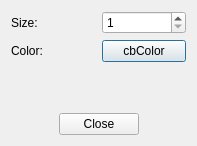
Before: the Qt Designer form utilUI/pointdisplayoptionsdialog.ui in fsoos74/su, drawn with Qt 5.
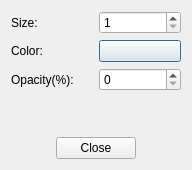
After: the same form once the commit is applied. Custom widgets are drawn as their Qt base class.

Patch:
```diff
--- a/utilUI/pointdisplayoptionsdialog.ui
+++ b/utilUI/pointdisplayoptionsdialog.ui
@@ -6,8 +6,8 @@
    <rect>
     <x>0</x>
     <y>0</y>
-    <width>197</width>
-    <height>146</height>
+    <width>192</width>
+    <height>170</height>
    </rect>
   </property>
   <property name="windowTitle">
@@ -40,7 +40,21 @@
      <item row="1" column="1">
       <widget class="ColorButton" name="cbColor">
        <property name="text">
-        <string>cbColor</string>
+        <string/>
+       </property>
+      </widget>
+     </item>
+     <item row="2" column="0">
+      <widget class="QLabel" name="label_3">
+       <property name="text">
+        <string>Opacity(%):</string>
+       </property>
+      </widget>
+     </item>
+     <item row="2" column="1">
+      <widget class="QSpinBox" name="sbOpacity">
+       <property name="maximum">
+        <number>100</number>
        </property>
       </widget>
      </item>
```
